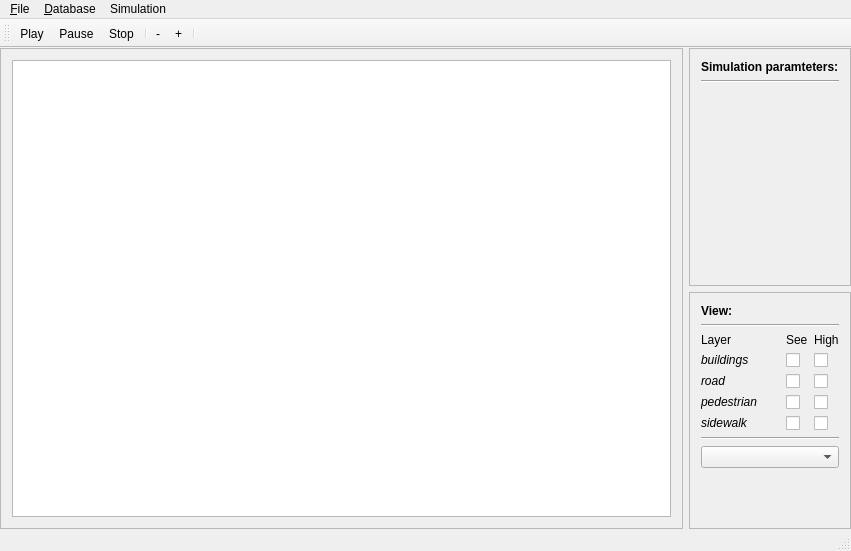
fiedukow/SimCity2013, file src/View/SimCityWindow.ui: the form before one commit.
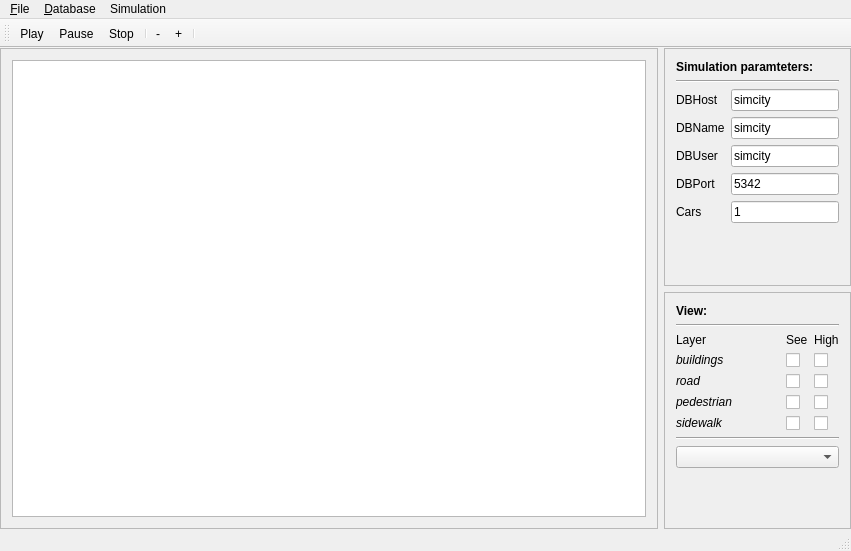
The form after the commit.

The edit to the form file:
```diff
--- a/src/View/SimCityWindow.ui
+++ b/src/View/SimCityWindow.ui
@@ -96,6 +96,83 @@
                    </property>
                   </widget>
                  </item>
+                 <item>
+                  <layout class="QFormLayout" name="formLayout">
+                   <property name="fieldGrowthPolicy">
+                    <enum>QFormLayout::AllNonFixedFieldsGrow</enum>
+                   </property>
+                   <item row="0" column="0">
+                    <widget class="QLabel" name="label_10">
+                     <property name="text">
+                      <string>DBHost</string>
+                     </property>
+                    </widget>
+                   </item>
+                   <item row="0" column="1">
+                    <widget class="QLineEdit" name="lineEdit">
+                     <property name="text">
+                      <string>simcity</string>
+                     </property>
+                    </widget>
+                   </item>
+                   <item row="1" column="0">
+                    <widget class="QLabel" name="label_11">
+                     <property name="text">
+                      <string>DBName</string>
+                     </property>
+                    </widget>
+                   </item>
+                   <item row="1" column="1">
+                    <widget class="QLineEdit" name="lineEdit_2">
+                     <property name="text">
+                      <string>simcity</string>
+                     </property>
+                    </widget>
+                   </item>
+                   <item row="2" column="0">
+                    <widget class="QLabel" name="label_12">
+                     <property name="text">
+                      <string>DBUser</string>
+                     </property>
+                    </widget>
+                   </item>
+                   <item row="2" column="1">
+                    <widget class="QLineEdit" name="lineEdit_3">
+                     <property name="text">
+                      <string>simcity</string>
+                     </property>
+                    </widget>
+                   </item>
+                   <item row="3" column="0">
+                    <widget class="QLabel" name="label_13">
+                     <property name="text">
+                      <string>DBPort</string>
+                     </property>
+                    </widget>
+                   </item>
+                   <item row="3" column="1">
+                    <widget class="QLineEdit" name="lineEdit_4">
+                     <property name="text">
+                      <string>5342</string>
+                     </property>
+                    </widget>
+                   </item>
+                   <item row="4" column="0">
+                    <widget class="QLabel" name="label_14">
+                     <property name="text">
+                      <string>Cars</string>
+                     </property>
+                    </widget>
+                   </item>
+                   <item row="4" column="1">
+                    <widget class="QLineEdit" name="lineEdit_5">
+                     <property name="text">
+                      <string>1</string>
+                     </property>
+                    </widget>
+                   </item>
+                  </layout>
+                 </item>
                  <item>
                   <spacer name="verticalSpacer">
                    <property name="orientation">
```
